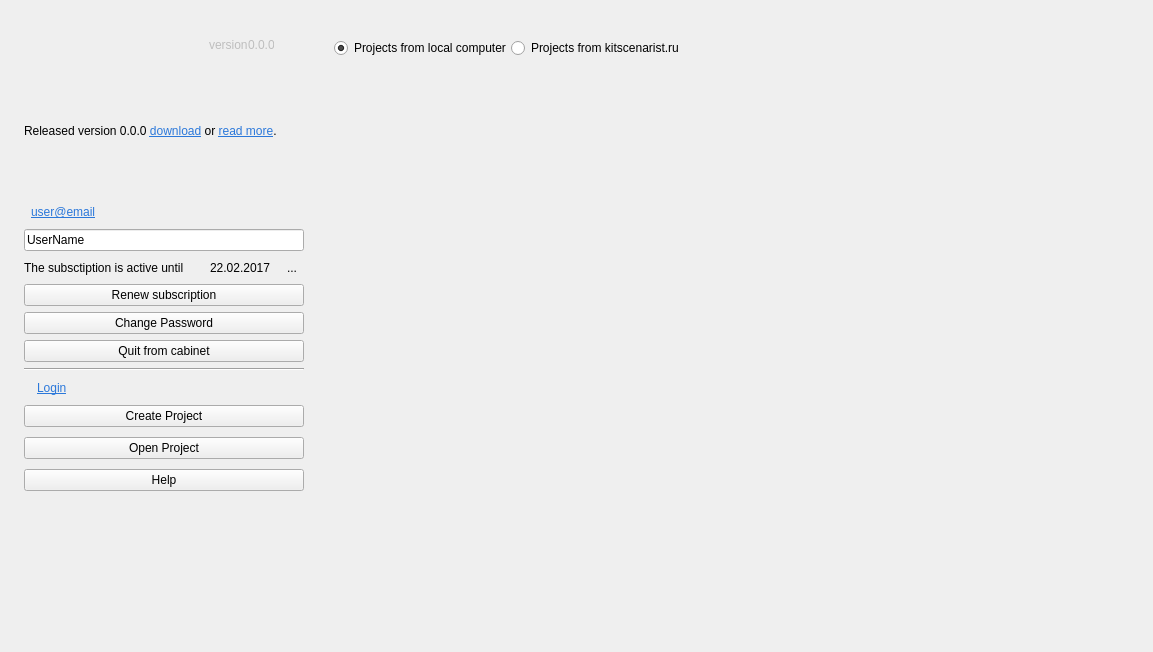
Old version of the form src/bin/scenarist-desktop/UserInterfaceLayer/StartUp/StartUpView.ui in the repository dimkanovikov/KITScenarist.
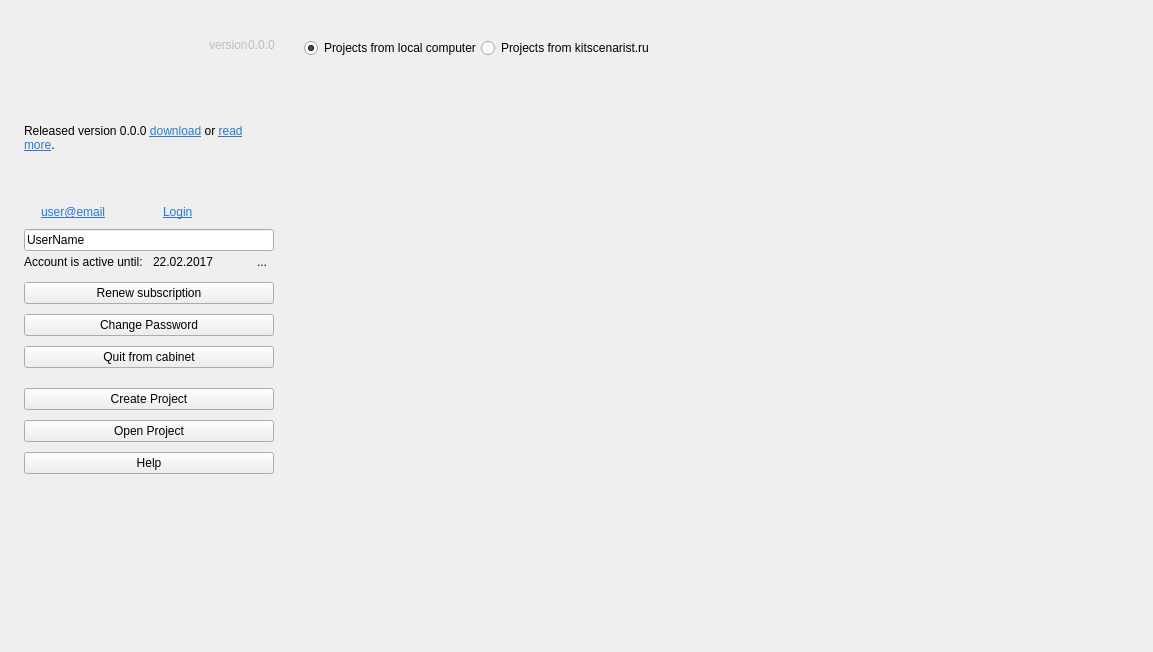
New version of the form. Icons and pictures are not drawn. Custom widgets are drawn as their Qt base class.

The edit to the form file:
```diff
--- a/src/bin/scenarist-desktop/UserInterfaceLayer/StartUp/StartUpView.ui
+++ b/src/bin/scenarist-desktop/UserInterfaceLayer/StartUp/StartUpView.ui
@@ -198,28 +198,6 @@
             </property>
            </widget>
           </item>
-          <item row="4" column="1" colspan="2">
-           <widget class="QLabel" name="login">
-            <property name="minimumSize">
-             <size>
-              <width>266</width>
-              <height>0</height>
-             </size>
-            </property>
-            <property name="text">
-             <string>&lt;a href=&quot;#&quot; style=&quot;color:#2b78da;&quot;&gt;Login&lt;/a&gt;</string>
-            </property>
-            <property name="alignment">
-             <set>Qt::AlignLeading|Qt::AlignLeft|Qt::AlignVCenter</set>
-            </property>
-            <property name="margin">
-             <number>0</number>
-            </property>
-            <property name="indent">
-             <number>-1</number>
-            </property>
-           </widget>
-          </item>
           <item row="1" column="0" colspan="3">
            <spacer name="verticalSpacer_2">
             <property name="orientation">
@@ -236,45 +214,6 @@
             </property>
            </spacer>
           </item>
-          <item row="6" column="0" colspan="3">
-           <widget class="QPushButton" name="createProject">
-            <property name="cursor">
-             <cursorShape>PointingHandCursor</cursorShape>
-            </property>
-            <property name="text">
-             <string>Create Project</string>
-            </property>
-            <property name="icon">
-             <iconset resource="../../../scenarist-core/Resources/Resources.qrc">
-              <normaloff>:/Graphics/Icons/project_new.png</normaloff>:/Graphics/Icons/project_new.png</iconset>
-            </property>
-            <property name="iconSize">
-             <size>
-              <width>20</width>
-              <height>20</height>
-             </size>
-            </property>
-           </widget>
-          </item>
-          <item row="4" column="0">
-           <widget class="QLabel" name="loginIcon">
-            <property name="sizePolicy">
-             <sizepolicy hsizetype="Fixed" vsizetype="Preferred">
-              <horstretch>0</horstretch>
-              <verstretch>0</verstretch>
-             </sizepolicy>
-            </property>
-            <property name="text">
-             <string/>
-            </property>
-            <property name="pixmap">
-             <pixmap resource="../../../scenarist-core/Resources/Resources.qrc">:/Graphics/Icons/login.png</pixmap>
-            </property>
-            <property name="alignment">
-             <set>Qt::AlignCenter</set>
-            </property>
-           </widget>
-          </item>
           <item row="0" column="0" colspan="3">
            <widget class="QLabel" name="updateInfo">
             <property name="minimumSize">
@@ -312,6 +251,9 @@
              <enum>QFrame::Raised</enum>
             </property>
             <layout class="QVBoxLayout" name="verticalLayout_4">
+             <property name="spacing">
+              <number>10</number>
+             </property>
              <property name="leftMargin">
               <number>0</number>
              </property>
@@ -322,62 +264,28 @@
               <number>0</number>
              </property>
              <property name="bottomMargin">
-              <number>0</number>
+              <number>10</number>
              </property>
              <item>
-              <widget class="AcceptebleLineEdit" name="userName">
-               <property name="text">
-                <string>UserName</string>
+              <layout class="QGridLayout" name="gridLayout_4">
+               <property name="verticalSpacing">
+                <number>0</number>
                </property>
-              </widget>
-             </item>
-             <item>
-              <layout class="QHBoxLayout" name="horizontalLayout_10">
-               <item>
-                <widget class="QLabel" name="subscriptionActivity">
-                 <property name="sizePolicy">
-                  <sizepolicy hsizetype="Preferred" vsizetype="Preferred">
-                   <horstretch>180</horstretch>
-                   <verstretch>0</verstretch>
-                  </sizepolicy>
-                 </property>
-                 <property name="minimumSize">
-                  <size>
-                   <width>180</width>
-                   <height>0</height>
-                  </size>
-                 </property>
-                 <property name="maximumSize">
-                  <size>
-                   <width>180</width>
-                   <height>16777215</height>
-                  </size>
-                 </property>
-                 <property name="text">
-                  <string>The subsctiption is active until</string>
-                 </property>
-                </widget>
-               </item>
-               <item>
+               <item row="1" column="1">
                 <widget class="QLabel" name="subscriptionEndDate">
-                 <property name="sizePolicy">
-                  <sizepolicy hsizetype="Preferred" vsizetype="Preferred">
-                   <horstretch>64</horstretch>
-                   <verstretch>0</verstretch>
-                  </sizepolicy>
-                 </property>
-                 <property name="minimumSize">
-                  <size>
-                   <width>64</width>
-                   <height>0</height>
-                  </size>
-                 </property>
                  <property name="text">
                   <string>22.02.2017</string>
                  </property>
                 </widget>
                </item>
-               <item>
+               <item row="1" column="0">
+                <widget class="QLabel" name="subscriptionActivity">
+                 <property name="text">
+                  <string>Account is active until:</string>
+                 </property>
+                </widget>
+               </item>
+               <item row="1" column="2">
                 <widget class="QToolButton" name="getSubscriptionInfo">
                  <property name="text">
                   <string>...</string>
@@ -397,6 +305,13 @@
                  </property>
                 </widget>
                </item>
+               <item row="0" column="0" colspan="3">
+                <widget class="AcceptebleLineEdit" name="userName">
+                 <property name="text">
+                  <string>UserName</string>
+                 </property>
+                </widget>
+               </item>
               </layout>
              </item>
              <item>
@@ -420,13 +335,6 @@
                </property>
               </widget>
              </item>
-             <item>
-              <widget class="Line" name="line">
-               <property name="orientation">
-                <enum>Qt::Horizontal</enum>
-               </property>
-              </widget>
-             </item>
             </layout>
            </widget>
           </item>
@@ -465,8 +373,11 @@
           </item>
           <item row="2" column="0" colspan="3">
            <layout class="QHBoxLayout" name="horizontalLayout_9">
+            <property name="spacing">
+             <number>10</number>
+            </property>
             <item>
-             <widget class="QLabel" name="userEmailIcon">
+             <widget class="QLabel" name="loginIcon">
               <property name="sizePolicy">
                <sizepolicy hsizetype="Fixed" vsizetype="Preferred">
                 <horstretch>0</horstretch>
@@ -479,22 +390,13 @@
               <property name="pixmap">
                <pixmap resource="../../../scenarist-core/Resources/Resources.qrc">:/Graphics/Icons/login.png</pixmap>
               </property>
+              <property name="alignment">
+               <set>Qt::AlignCenter</set>
+              </property>
              </widget>
             </item>
             <item>
              <widget class="QLabel" name="userEmail">
-              <property name="sizePolicy">
-               <sizepolicy hsizetype="Preferred" vsizetype="Preferred">
-                <horstretch>0</horstretch>
-                <verstretch>0</verstretch>
-               </sizepolicy>
-              </property>
-              <property name="minimumSize">
-               <size>
-                <width>266</width>
-                <height>0</height>
-               </size>
-              </property>
               <property name="text">
                <string>&lt;a href=&quot;#&quot; style=&quot;color:#2b78da;&quot;&gt;user@email&lt;/a&gt;</string>
               </property>
@@ -503,8 +405,44 @@
               </property>
              </widget>
             </item>
+            <item>
+             <widget class="QLabel" name="login">
+              <property name="text">
+               <string>&lt;a href=&quot;#&quot; style=&quot;color:#2b78da;&quot;&gt;Login&lt;/a&gt;</string>
+              </property>
+              <property name="alignment">
+               <set>Qt::AlignLeading|Qt::AlignLeft|Qt::AlignVCenter</set>
+              </property>
+              <property name="margin">
+               <number>0</number>
+              </property>
+              <property name="indent">
+               <number>-1</number>
+              </property>
+             </widget>
+            </item>
            </layout>
           </item>
+          <item row="4" column="0" rowspan="3" colspan="3">
+           <widget class="QPushButton" name="createProject">
+            <property name="cursor">
+             <cursorShape>PointingHandCursor</cursorShape>
+            </property>
+            <property name="text">
+             <string>Create Project</string>
+            </property>
+            <property name="icon">
+             <iconset resource="../../../scenarist-core/Resources/Resources.qrc">
+              <normaloff>:/Graphics/Icons/project_new.png</normaloff>:/Graphics/Icons/project_new.png</iconset>
+            </property>
+            <property name="iconSize">
+             <size>
+              <width>20</width>
+              <height>20</height>
+             </size>
+            </property>
+           </widget>
+          </item>
          </layout>
         </item>
        </layout>
```
